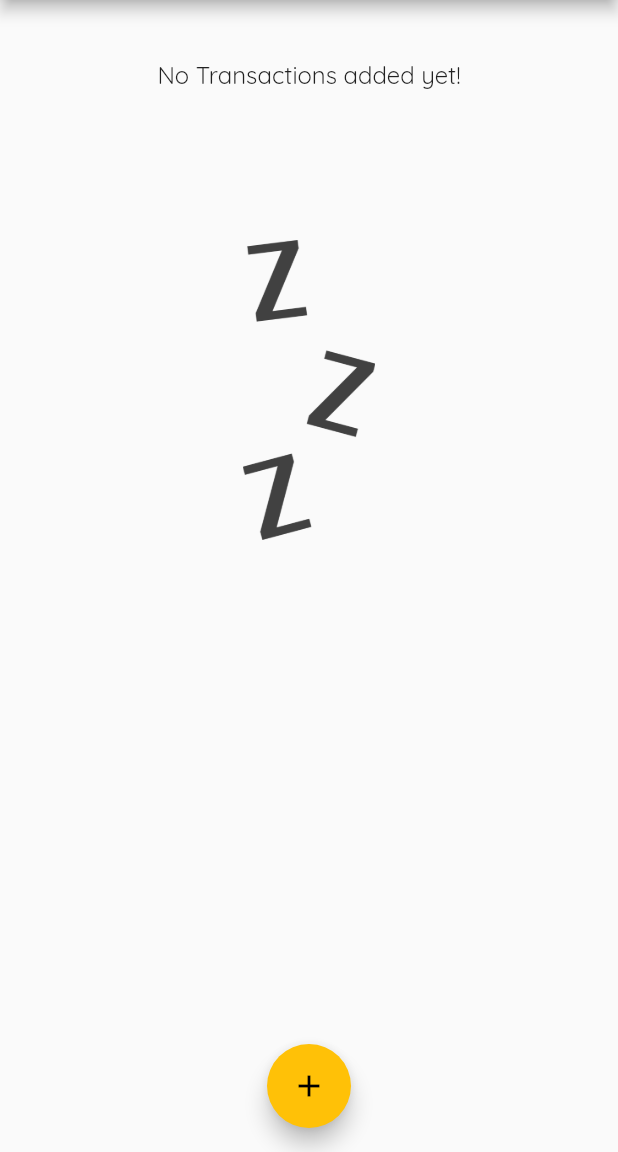
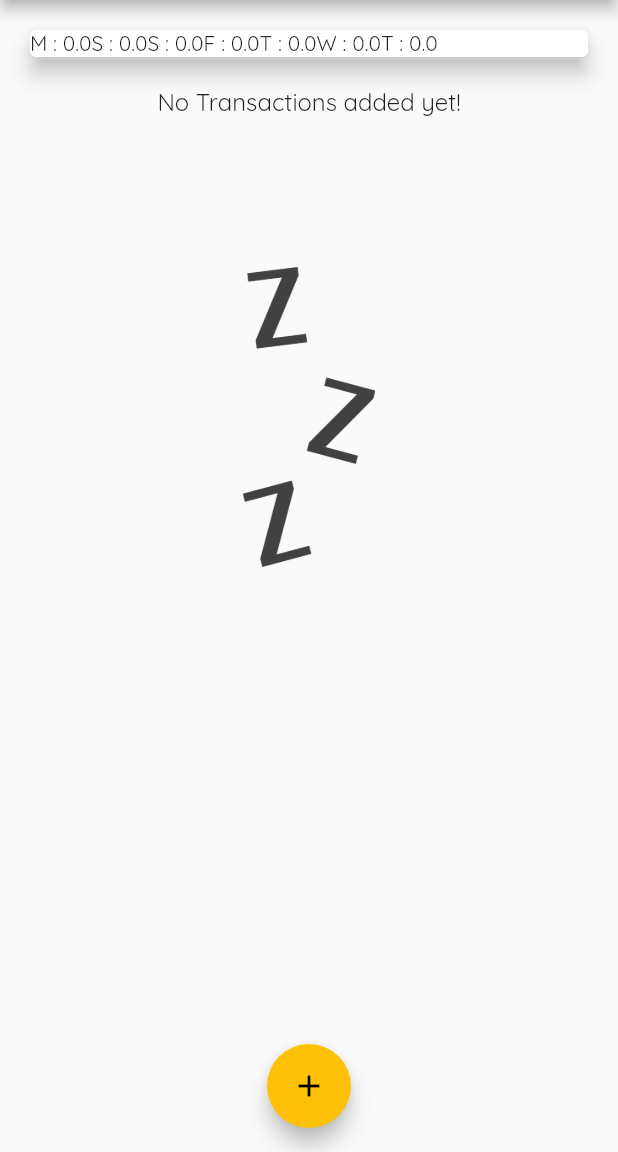
Before and after one commit to Arafat6462/Flutter, a Flutter app: the screen it shows after launch, on a phone screen of 412 x 824 dp, the part 84-1236 px from its top. Run offline on Flutter 3.47's test engine with Material 2 defaults, Android fonts, the phone set to English and light mode, and no system bars.

Commit message:
Creating a bar for chart

```diff
--- a/expense_planner/lib/widgets/chart.dart
+++ b/expense_planner/lib/widgets/chart.dart
@@ -25,7 +25,7 @@ class Chart extends StatelessWidget {
       print(DateFormat.E().format(weekDay));
       print(totalSum);
       return {
-        'day': DateFormat.E().format(weekDay),
+        'day': DateFormat.E().format(weekDay).substring(0, 1),
         'amount': totalSum,
       };
     });
@@ -39,7 +39,9 @@ class Chart extends StatelessWidget {
       elevation: 6,
       margin: EdgeInsets.all(20),
       child: Row(
-        children: [],
+        children: groupTransactionValues.map((data) {
+          return Text('${data['day']} : ${data['amount']}');
+        }).toList(),
       ),
     );
   }
```
Also changed, not shown: expense_planner/lib/widgets/chart_bar.dart (added, +48 -0 lines).
